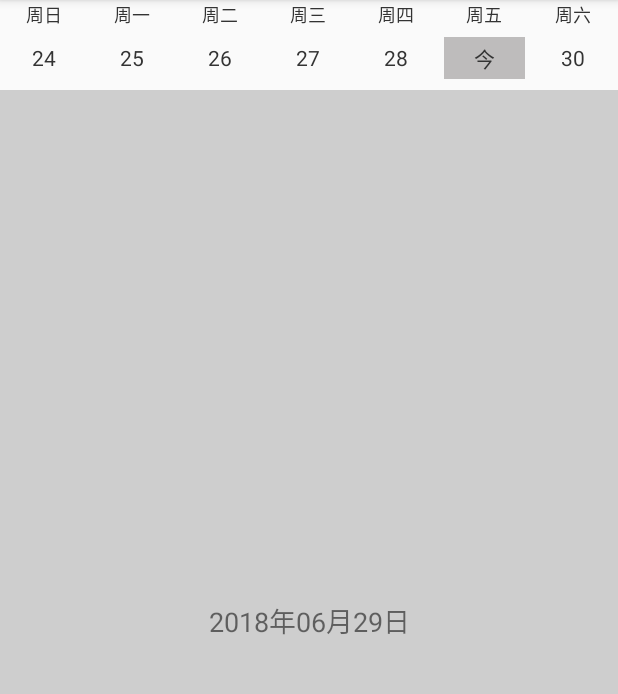
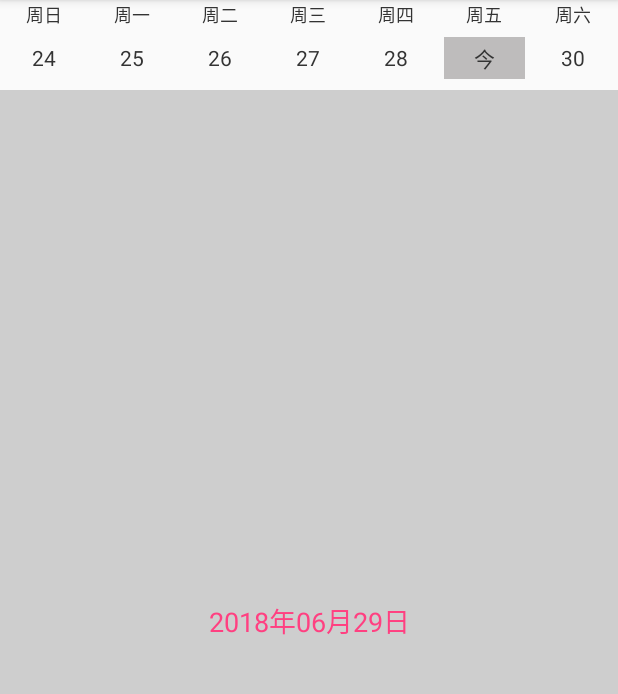
Before and after one commit to yannary/LinkTabViewDemo, an Android app: the screen it shows after launch (MainActivity), on a phone screen of 412 x 824 dp, the part 84-778 px from its top. Run offline under Robolectric (Android 15) with nearby library versions, the phone set to English and light mode, and no system bars.

```diff
--- a/app/src/main/AndroidManifest.xml
+++ b/app/src/main/AndroidManifest.xml
@@ -9,7 +9,9 @@
         android:roundIcon="@mipmap/ic_launcher_round"
         android:supportsRtl="true"
         android:theme="@style/AppTheme">
-        <activity android:name=".MainActivity">
+        <activity
+            android:name=".MainActivity"
+            android:screenOrientation="portrait">
             <intent-filter>
                 <action android:name="android.intent.action.MAIN" />
 
--- a/app/src/main/java/yannary/link/tab/MainActivity.java
+++ b/app/src/main/java/yannary/link/tab/MainActivity.java
@@ -4,6 +4,7 @@ import android.support.v4.app.Fragment;
 import android.support.v4.view.ViewPager;
 import android.support.v7.app.AppCompatActivity;
 import android.os.Bundle;
+import android.util.Log;
 
 import java.util.ArrayList;
 
@@ -11,10 +12,14 @@ import yannary.link.tab.widget.DayData;
 import yannary.link.tab.widget.LinkTabView;
 import yannary.link.tab.widget.PagerBottomAdapter;
 
+/**
+ * 没有对屏幕旋转做适配
+ * AndroidManifest.xml中需加入android:screenOrientation="portrait"
+ * 否则SimpleCardFragment中数据刷新会失败
+ */
 public class MainActivity extends AppCompatActivity implements PagerBottomAdapter.PagerItemSelectedListener {
 
     private String TAG = this.getClass().getSimpleName();
-
     private LinkTabView mLinkTabView;
     private ViewPager mBottomVp;
     private ArrayList<Fragment> mFragments = new ArrayList<>();
@@ -28,21 +33,22 @@ public class MainActivity extends AppCompatActivity implements PagerBottomAdapte
 
     private void initTab() {
         for (int i = 0; i < 7; i++) {
-            mFragments.add(SimpleCardFragment.getInstance(""));
+            mFragments.add(SimpleCardFragment.getInstance());
         }
         mLinkTabView = (LinkTabView) findViewById(R.id.link_layout);
         mBottomVp = (ViewPager) findViewById(R.id.link_bottom_vp);
         mLinkTabView.setSelectedListener(this); // setSelectedListener要放在setViewPager前面
-        mLinkTabView.setViewPager(mBottomVp, this, mFragments);
+        mLinkTabView.setViewPager(mBottomVp, getSupportFragmentManager(), mFragments);
         mLinkTabView.setLimitWeek(5, 2);
 
     }
 
     @Override
-    public void onPagerBottomSelected(int position, DayData dayData) {
+    public void onPagerBottomSelected(boolean isTopSlide, int position, DayData dayData) {
         SimpleCardFragment cardFragment = (SimpleCardFragment) mFragments.get(position);
         if (cardFragment != null && dayData != null) {
-            cardFragment.updateUI(dayData.getDate());
+            cardFragment.setParams(isTopSlide, dayData.getDate());
+            Log.d(TAG, "onPagerBottomSelected:" + position);
         }
     }
 }
--- a/app/src/main/java/yannary/link/tab/SimpleCardFragment.java
+++ b/app/src/main/java/yannary/link/tab/SimpleCardFragment.java
@@ -1,40 +1,102 @@
 package yannary.link.tab;
 
 import android.os.Bundle;
+import android.support.annotation.NonNull;
+import android.support.annotation.Nullable;
 import android.support.v4.app.Fragment;
+import android.text.TextUtils;
+import android.util.Log;
 import android.view.LayoutInflater;
 import android.view.View;
 import android.view.ViewGroup;
 import android.widget.TextView;
 
+public class SimpleCardFragment extends Fragment {
 
-public class SimpleCardFragment extends Fragment {
+    private final String TAG = this.getClass().getSimpleName();
+    private TextView mTitleTv;
+
+    private boolean isViewCreated = false; // 视图是否初始化完成
     private String mTitle;
-    private TextView card_title_tv;
 
-    public static SimpleCardFragment getInstance(String title) {
+
+    public static SimpleCardFragment getInstance() {
         SimpleCardFragment sf = new SimpleCardFragment();
-        sf.mTitle = title;
         return sf;
     }
 
-    public void updateUI(String title) {
+    public void setParams(boolean isTopSlide, String title) {
+        Log.w(TAG, "setParams:" + title);
         mTitle = title;
-        if (!isAdded())
-            return;
-        card_title_tv.setText(title + "");
+        if (isTopSlide) {
+            setUserVisibleHint(true);
+        }
     }
 
-    @Override
-    public void onCreate(Bundle savedInstanceState) {
-        super.onCreate(savedInstanceState);
+    public void updateUI() {
+        if (!isViewCreated) {
+            Log.w(TAG, "updateUI,SimpleCardFragment is not init");
+            return;
+        }
+        if (!getUserVisibleHint()) {
+            Log.d("test", "updateUI,getUserVisibleHint :" + getUserVisibleHint());
+            return;
+        }
+        mTitleTv.setTextColor(getActivity().getResources().getColor(R.color.colorAccent));
+        mTitleTv.setText(mTitle + "");
+        Log.w(TAG, "updateUI,successful:" + mTitle);
     }
 
     @Override
     public View onCreateView(LayoutInflater inflater, ViewGroup container, Bundle savedInstanceState) {
         View v = inflater.inflate(R.layout.fragment_simple_card, null);
-        card_title_tv = (TextView) v.findViewById(R.id.card_title_tv);
-        card_title_tv.setText(mTitle);
+        mTitleTv = (TextView) v.findViewById(R.id.card_title_tv);
+        isViewCreated = true;
+        updateUI();
+        Log.w(TAG, "onCreateView:updateUI");
         return v;
     }
+
+//    @Override
+//    public void onSaveInstanceState(@NonNull Bundle outState) {
+//        super.onSaveInstanceState(outState);
+//        if (TextUtils.isEmpty(mTitle))
+//            return;
+//        outState.putString("title", mTitle);
+//        Log.d("test", "onSaveInstanceState,title:" + mTitle);
+//    }
+//
+//    @Override
+//    public void onViewStateRestored(@Nullable Bundle savedInstanceState) {
+//        super.onViewStateRestored(savedInstanceState);
+//        if (savedInstanceState == null) {
+//            return;
+//        }
+//        String title = savedInstanceState.getString("title");
+//        if (TextUtils.isEmpty(title)) {
+//            Log.d(TAG, "onViewStateRestored,title is null");
+//            return;
+//        }
+//        mTitle = title;
+//        Log.d(TAG, "onViewStateRestored,title:" + mTitle);
+//    }
+
+    /**
+     * 视图销毁的时候讲Fragment是否初始化的状态变为false
+     */
+    @Override
+    public void onDestroyView() {
+        super.onDestroyView();
+        isViewCreated = false;
+    }
+
+    /**
+     * 视图是否已经对用户可见，系统的方法
+     */
+    @Override
+    public void setUserVisibleHint(boolean isVisibleToUser) {
+        super.setUserVisibleHint(isVisibleToUser);
+        Log.w(TAG, "setUserVisibleHint,updateUI:" + mTitle);
+        updateUI();
+    }
 }
--- a/app/src/main/java/yannary/link/tab/widget/LinkTabView.java
+++ b/app/src/main/java/yannary/link/tab/widget/LinkTabView.java
@@ -5,6 +5,7 @@ import android.support.annotation.NonNull;
 import android.support.annotation.Nullable;
 import android.support.v4.app.Fragment;
 import android.support.v4.app.FragmentActivity;
+import android.support.v4.app.FragmentManager;
 import android.support.v4.view.PagerAdapter;
 import android.support.v4.view.ViewPager;
 import android.util.AttributeSet;
@@ -265,7 +266,7 @@ public class LinkTabView extends LinearLayout implements PagerTopAdapter.PagerIt
                 if (mBottomVp != null) {
                     mBottomVp.setCurrentItem(mBottomSelectedPosition);
                 }
-                setBottomViewPagerListener();
+                setBottomViewPagerListener(true);
             }
         });
     }
@@ -282,7 +283,7 @@ public class LinkTabView extends LinearLayout implements PagerTopAdapter.PagerIt
             if (mTopPagerAdapter != null) {
                 mTopPagerAdapter.setSelectedViewBackground(mBottomSelectedPosition);
             }
-            setBottomViewPagerListener();
+            setBottomViewPagerListener(false);
         }
 
         @Override
@@ -297,11 +298,13 @@ public class LinkTabView extends LinearLayout implements PagerTopAdapter.PagerIt
 
     /**
      * 设置底部ViewPager监听
+     *
+     * @param isTopSlide 是否是顶部滑动
      */
-    private void setBottomViewPagerListener() {
+    private void setBottomViewPagerListener(boolean isTopSlide) {
         if (!mCurrentWeek.isEmpty() && mBottomVpListener != null) {
             DayData dayData = mCurrentWeek.get(mBottomSelectedPosition);
-            mBottomVpListener.onPagerBottomSelected(mBottomSelectedPosition, dayData);
+            mBottomVpListener.onPagerBottomSelected(isTopSlide, mBottomSelectedPosition, dayData);
         }
     }
 
@@ -319,16 +322,21 @@ public class LinkTabView extends LinearLayout implements PagerTopAdapter.PagerIt
         }
     }
 
-    public void setViewPager(ViewPager viewPager, FragmentActivity fragmentActivity, ArrayList<Fragment> fragments) {
+    /**
+     * @param viewPager       底部的viewpager
+     * @param fragmentManager 管理类
+     * @param fragments       fragment集合
+     */
+    public void setViewPager(final ViewPager viewPager, FragmentManager fragmentManager, ArrayList<Fragment> fragments) {
         if (viewPager == null) {
             throw new IllegalStateException("ViewPager can not be NULL !");
         }
-        if (fragmentActivity == null)
+        if (fragmentManager == null)
             return;
         if (fragments.isEmpty())
             return;
         this.mBottomVp = viewPager;
-        viewPager.setAdapter(new PagerBottomAdapter(fragmentActivity.getSupportFragmentManager(), fragments, mTitles));
+        viewPager.setAdapter(new PagerBottomAdapter(fragmentManager, fragments, mTitles));
         viewPager.setOffscreenPageLimit(7);
         viewPager.removeOnPageChangeListener(mBottomChangeListener);
         viewPager.addOnPageChangeListener(mBottomChangeListener);
@@ -339,7 +347,7 @@ public class LinkTabView extends LinearLayout implements PagerTopAdapter.PagerIt
      * 设置前后最大天数，以 周 为单位
      *
      * @param pastWeek   过去最大周数
-     * @param futureWeek 未来多大周数
+     * @param futureWeek 未来最大周数
      */
     public void setLimitWeek(int pastWeek, int futureWeek) {
         if (pastWeek > 0) {
--- a/app/src/main/java/yannary/link/tab/widget/PagerBottomAdapter.java
+++ b/app/src/main/java/yannary/link/tab/widget/PagerBottomAdapter.java
@@ -38,6 +38,6 @@ public class PagerBottomAdapter extends FragmentPagerAdapter {
     }
 
     public interface PagerItemSelectedListener {
-        void onPagerBottomSelected(int position, DayData dayData);
+        void onPagerBottomSelected(boolean isTopSlide, int position, DayData dayData);
     }
 }
```
